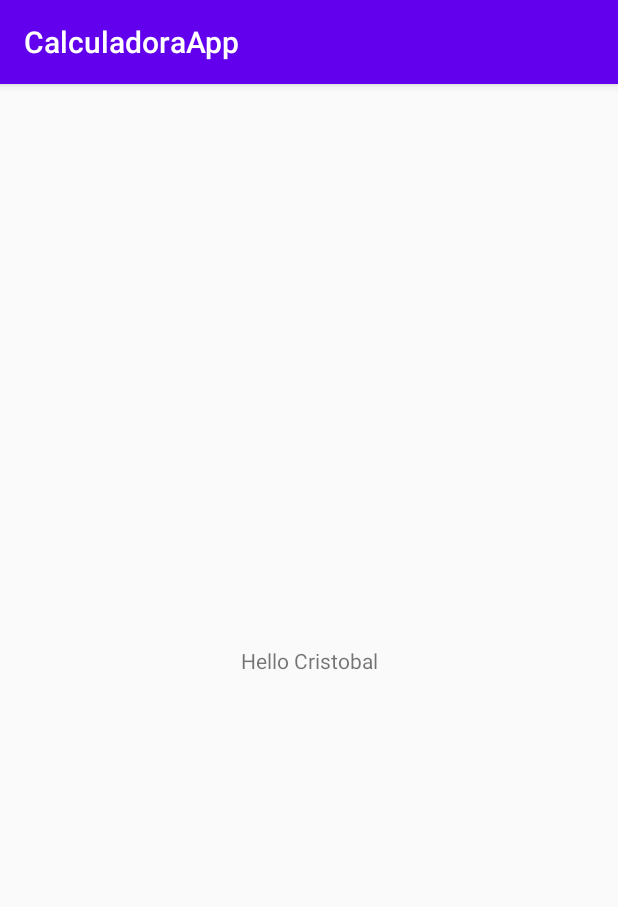
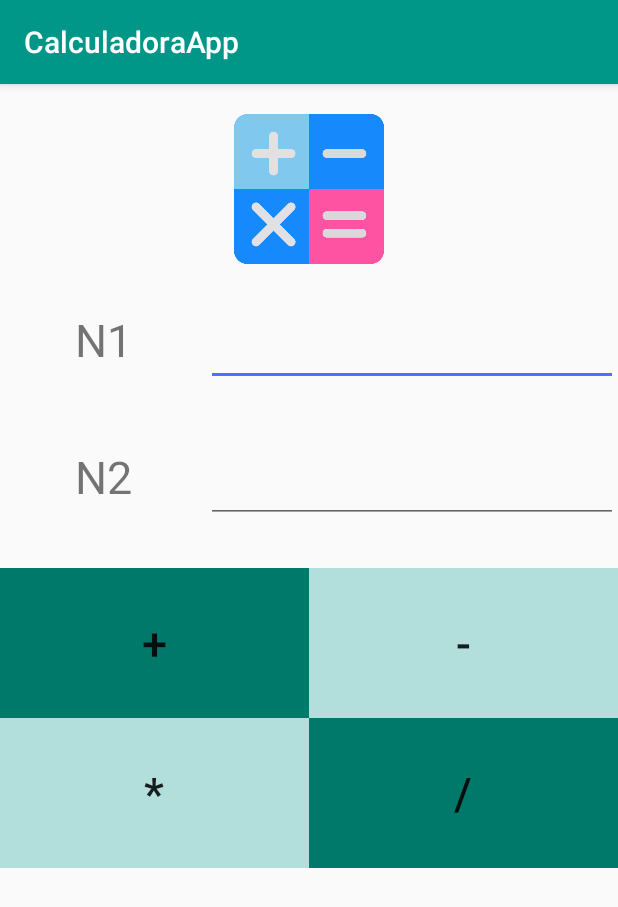
Before and after one commit to ccortespaez/calculadoraApp, an Android app: the screen it shows after launch (MainActivity), on a phone screen of 412 x 824 dp. Shown: the top 907 px of the screen. Run offline under Robolectric (Android 15) with nearby library versions, the phone set to English and light mode, and no system bars.

Commit message:
Agregar la base de la calculadora
Obtener los datos en los EditText en el activity
Generar layout del activity completo
Agregar el color a los botones
Agrear ImagenView para la calculadora
Agregar funcionalidad de la calculadora

```diff
--- a/Fuentes/CalculadoraApp/app/src/main/java/cl/inacap/calculadoraapp/MainActivity.java
+++ b/Fuentes/CalculadoraApp/app/src/main/java/cl/inacap/calculadoraapp/MainActivity.java
@@ -3,12 +3,40 @@ package cl.inacap.calculadoraapp;
 import androidx.appcompat.app.AppCompatActivity;
 
 import android.os.Bundle;
+import android.view.View;
+import android.widget.EditText;
+import android.widget.Toast;
+
 
 public class MainActivity extends AppCompatActivity {
-
+    private EditText n1Txt;
+    private EditText n2Txt;
     @Override
     protected void onCreate(Bundle savedInstanceState) {
         super.onCreate(savedInstanceState);
         setContentView(R.layout.activity_main);
+        this.n1Txt = findViewById(R.id.n1Txt);
+        this.n2Txt = findViewById(R.id.n2Txt);
+    }
+
+    public void sumar(View v){
+        int n1 = Integer.parseInt(this.n1Txt.getText().toString());
+        int n2 = Integer.parseInt(this.n2Txt.getText().toString());
+        Toast.makeText(this, "La suma es "+(n1+n2), Toast.LENGTH_SHORT).show();
+    }
+    public void restar(View v){
+        int n1 = Integer.parseInt(this.n1Txt.getText().toString());
+        int n2 = Integer.parseInt(this.n2Txt.getText().toString());
+        Toast.makeText(this, "La resta es "+(n1-n2), Toast.LENGTH_SHORT).show();
+    }
+    public void multiplicar(View v){
+        int n1 = Integer.parseInt(this.n1Txt.getText().toString());
+        int n2 = Integer.parseInt(this.n2Txt.getText().toString());
+        Toast.makeText(this, "La multiplicacion es "+(n1*n2), Toast.LENGTH_SHORT).show();
+    }
+    public void dividir(View v){
+        int n1 = Integer.parseInt(this.n1Txt.getText().toString());
+        int n2 = Integer.parseInt(this.n2Txt.getText().toString());
+        Toast.makeText(this, "La divicion es "+(n1/n2), Toast.LENGTH_SHORT).show();
     }
 }
--- a/Fuentes/CalculadoraApp/app/src/main/res/layout/activity_main.xml
+++ b/Fuentes/CalculadoraApp/app/src/main/res/layout/activity_main.xml
@@ -1,18 +1,105 @@
 <?xml version="1.0" encoding="utf-8"?>
-<androidx.constraintlayout.widget.ConstraintLayout xmlns:android="http://schemas.android.com/apk/res/android"
+<LinearLayout xmlns:android="http://schemas.android.com/apk/res/android"
     xmlns:app="http://schemas.android.com/apk/res-auto"
     xmlns:tools="http://schemas.android.com/tools"
     android:layout_width="match_parent"
     android:layout_height="match_parent"
+    android:orientation = "vertical"
     tools:context=".MainActivity">
+     <ImageView
+         android:src="@drawable/calculator"
+         android:layout_marginTop="@dimen/marginBase"
+         android:layout_width="wrap_content"
+         android:layout_height="@dimen/tamanioImagen">
+     </ImageView>
 
-    <TextView
-        android:layout_width="wrap_content"
-        android:layout_height="wrap_content"
-        android:text="Hello Cristobal"
-        app:layout_constraintBottom_toBottomOf="parent"
-        app:layout_constraintLeft_toLeftOf="parent"
-        app:layout_constraintRight_toRightOf="parent"
-        app:layout_constraintTop_toTopOf="parent" />
+     <LinearLayout
+         android:layout_width="match_parent"
+         android:layout_height="wrap_content"
+         android:layout_marginTop="@dimen/marginBase"
+         android:orientation="horizontal">
 
-</androidx.constraintlayout.widget.ConstraintLayout>
+          <TextView
+              android:layout_width="match_parent"
+              android:layout_height="wrap_content"
+              android:gravity="center_horizontal"
+              android:text="@string/n1Label"
+              android:textSize="@dimen/tamanioLetra"
+              android:layout_weight="2"></TextView>
+          <EditText
+              android:inputType="number"
+              android:layout_width="match_parent"
+              android:layout_height="wrap_content"
+              android:layout_weight="1"
+              android:textSize="@dimen/tamanioLetra"
+              android:id="@+id/n1Txt"></EditText>
+     </LinearLayout>
+
+     <LinearLayout
+         android:layout_width="match_parent"
+         android:layout_height="wrap_content"
+         android:layout_marginTop="@dimen/marginBase2"
+         android:orientation="horizontal">
+          <TextView
+              android:layout_width="match_parent"
+              android:layout_height="wrap_content"
+              android:text="@string/n2Label"
+              android:textSize="@dimen/tamanioLetra"
+              android:gravity="center_horizontal"
+              android:layout_weight="2"></TextView>
+          <EditText
+              android:id="@+id/n2Txt"
+              android:inputType="number"
+              android:layout_width="match_parent"
+              android:layout_height="wrap_content"
+              android:textSize="@dimen/tamanioLetra"
+              android:layout_weight="1"></EditText>
+     </LinearLayout>
+     <LinearLayout
+         android:layout_width="match_parent"
+         android:layout_height="wrap_content"
+         android:orientation="horizontal"
+         android:layout_marginTop="@dimen/marginBase2">
+          <Button
+              android:onClick="sumar"
+              android:layout_width="match_parent"
+              android:layout_height="@dimen/tamanioBtn"
+              android:textSize="@dimen/tamanioLetra"
+              android:text="@string/sumarText"
+              android:layout_weight="1"
+              android:background="@color/colorPrimaryDark"></Button>
+          <Button
+              android:onClick = "restar"
+              android:layout_width="match_parent"
+              android:layout_height="@dimen/tamanioBtn"
+              android:layout_weight="1"
+              android:textSize="@dimen/tamanioLetra"
+              android:text="@string/restarText"
+              android:background="@color/primary_light"></Button>
+     </LinearLayout>
+     <LinearLayout
+         android:layout_width="match_parent"
+         android:layout_height="wrap_content"
+         android:orientation="horizontal"
+         >
+          <Button
+              android:onClick="multiplicar"
+              android:layout_width="match_parent"
+              android:layout_height="@dimen/tamanioBtn"
+              android:layout_weight="1"
+              android:background="@color/primary_light"
+              android:textSize="@dimen/tamanioLetra"
+              android:text="@string/multiplicarText"></Button>
+          <Button
+              android:onClick="dividir"
+              android:layout_width="match_parent"
+              android:layout_height="@dimen/tamanioBtn"
+              android:layout_weight="1"
+              android:textSize="@dimen/tamanioLetra"
+              android:text="@string/dividirText"
+              android:background="@color/colorPrimaryDark"></Button>
+     </LinearLayout>
+
+
+
+</LinearLayout>
--- a/Fuentes/CalculadoraApp/app/src/main/res/values/colors.xml
+++ b/Fuentes/CalculadoraApp/app/src/main/res/values/colors.xml
@@ -1,6 +1,11 @@
 <?xml version="1.0" encoding="utf-8"?>
 <resources>
-    <color name="colorPrimary">#6200EE</color>
-    <color name="colorPrimaryDark">#3700B3</color>
-    <color name="colorAccent">#03DAC5</color>
+    <color name="colorPrimary">#009688</color>
+    <color name="colorPrimaryDark">#00796B</color>
+    <color name="colorAccent">#536DFE</color>
+    <color name="primary_light">#B2DFDB</color>
+    <color name="primary_text">#212121</color>
+    <color name="secondary_text">#757575</color>
+    <color name="icons">#FFFFFF</color>
+    <color name="divider">#BDBDBD</color>
 </resources>
--- /dev/null
+++ b/Fuentes/CalculadoraApp/app/src/main/res/values/dimens.xml
@@ -0,0 +1,8 @@
+<?xml version="1.0" encoding="utf-8"?>
+<resources>
+    <dimen name="marginBase">20dp</dimen>
+    <dimen name ="tamanioImagen">100dp</dimen>
+    <dimen name ="tamanioLetra">30sp</dimen>
+    <dimen name="marginBase2">30sp</dimen>
+    <dimen name="tamanioBtn">100dp</dimen>
+</resources>
--- a/Fuentes/CalculadoraApp/app/src/main/res/values/strings.xml
+++ b/Fuentes/CalculadoraApp/app/src/main/res/values/strings.xml
@@ -1,3 +1,11 @@
 <resources>
     <string name="app_name">CalculadoraApp</string>
+    <string name="texto1">Hola mundo</string>
+    <string name="sumarText">+</string>
+    <string name="n1Label">N1</string>
+    <string name="n2Label">N2</string>
+    <string name="restarText">-</string>
+    <string name="multiplicarText">*</string>
+    <string name="dividirText">/</string>
+
 </resources>
```
Also changed, not shown: Fuentes/CalculadoraApp/app/src/main/res/drawable/calculator.png (added).
